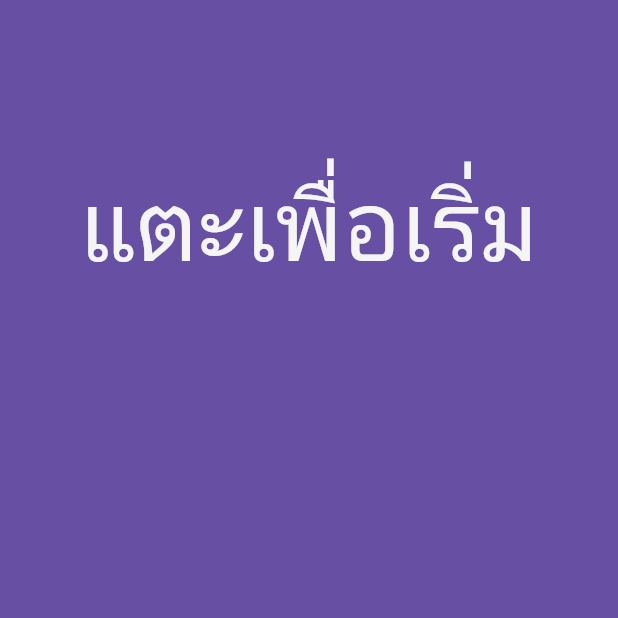
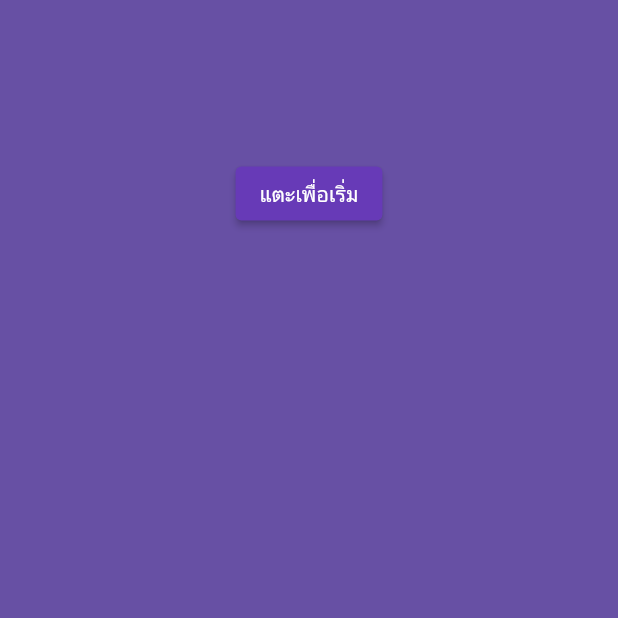
Before and after one commit to anpdgr/SpeechStroop, a Flutter app: the StroopTestWidget screen opened directly, after a tap on "แตะเพื่อเริ่ม", on a phone screen of 412 x 824 dp, the top half of it. Run offline on Flutter 3.47's test engine with Material 2 defaults, Android fonts, the phone set to English and light mode, and no system bars; our stand-ins replace avatar_glow, speech_to_text; missing offline and left inert: deep_collection, mongo_dart, more; Roboto replaces fonts that are missing (BaiJamjuree).

Commit message:
build test template

```diff
--- a/speech_stroop/lib/screens/auth/login.dart
+++ b/speech_stroop/lib/screens/auth/login.dart
@@ -73,7 +73,6 @@ class _LoginWidgetWidgetState extends State<LoginWidget> {
                         decoration: InputDecoration(
                           labelText: 'เบอร์โทรศัพท์',
                           labelStyle: const TextStyle(
-                            fontFamily: 'Bai Jamjuree',
                             fontWeight: FontWeight.w300,
                           ),
                           enabledBorder: OutlineInputBorder(
@@ -92,7 +91,6 @@ class _LoginWidgetWidgetState extends State<LoginWidget> {
                           ),
                         ),
                         style: const TextStyle(
-                          fontFamily: 'Bai Jamjuree',
                           fontWeight: FontWeight.w300,
                         ),
                         textAlign: TextAlign.start,
--- a/speech_stroop/lib/screens/stroop_test/stroop_test.dart
+++ b/speech_stroop/lib/screens/stroop_test/stroop_test.dart
@@ -1,7 +1,6 @@
 import 'package:avatar_glow/avatar_glow.dart';
 import 'package:flutter/material.dart';
 import 'package:flutter/services.dart';
-import 'package:speech_to_text/speech_recognition_result.dart';
 import 'package:speech_to_text/speech_to_text.dart' as stt;
 import 'package:more/tuple.dart';
 
@@ -9,7 +8,9 @@ import '../auth/login.dart';
 import '../../utils/speech_lib.dart';
 import 'dart:math';
 
-int section = 0;
+import 'break.dart';
+
+int section = 1;
 // ignore: non_constant_identifier_names
 int QUESTIONS_AMOUNT = 20;
 List<Tuple2<String, Color>> testTemplate = [];
@@ -52,15 +53,7 @@ class _StroopTestWidgetState extends State<StroopTestWidget> {
         child: Column(
           mainAxisSize: MainAxisSize.max,
           children: [
-            GestureDetector(
-              onTap: () {
-                if (answered < 0) {
-                  buildTest();
-                  navigatePage();
-                  listen();
-                }
-              },
-              child: Padding(
+            Padding(
               padding: const EdgeInsetsDirectional.fromSTEB(10, 5, 10, 0),
               child: Column(
                 mainAxisSize: MainAxisSize.max,
@@ -69,28 +62,30 @@ class _StroopTestWidgetState extends State<StroopTestWidget> {
                       // alignment: const AlignmentDirectional(0, 0),
                       alignment: Alignment.center,
                       child: Padding(
-                          padding: const EdgeInsetsDirectional.fromSTEB(
-                              0, 100, 0, 0),
+                        padding:
+                            const EdgeInsetsDirectional.fromSTEB(0, 100, 0, 0),
                         child: FittedBox(
                           fit: BoxFit.cover,
                           child: answered >= 0
-                                ? Text(colorsMapDefault.keys.toList()[answered],
+                              ? Text(testTemplate[answered].first,
                                   style: TextStyle(
-                                        color: colorsMapDefault.values
-                                            .toList()[answered],
+                                      color: testTemplate[answered].last,
                                       fontSize: 70,
                                       fontWeight: FontWeight.bold))
-                                : const Text('แตะเพื่อเริ่ม',
-                                    style: TextStyle(
-                                      color: Color(0xFFF5F5F5),
-                                      fontSize: 65,
-                                      // fontWeight: FontWeight.bold
-                                    )),
+                              : ElevatedButton(
+                                  onPressed: () {
+                                    if (answered < 0) {
+                                      buildTest();
+                                      navigatePage();
+                                      listen();
+                                    }
+                                  },
+                                  child: const Text('แตะเพื่อเริ่ม'),
+                                ),
                         ),
                       )),
                   Text(text)
                 ],
-                ),
               ),
             ),
           ],
@@ -100,10 +95,10 @@ class _StroopTestWidgetState extends State<StroopTestWidget> {
   }
 
   void buildTest() {
-    section = section == 0 ? 1 : section;
     Random rn = Random();
     int idxName = 0, idxCode = 0, congruent = 0, incongruent = 0;
     List colorsCodeNoName = [];
+    Tuple2 question;
     testTemplate = <Tuple2<String, Color>>[];
 
     switch (section) {
@@ -122,15 +117,26 @@ class _StroopTestWidgetState extends State<StroopTestWidget> {
       default:
     }
 
+    idxName = rn.nextInt(colorsName.length);
     for (var i = 0; i < congruent; i++) {
-      idxName = rn.nextInt(colorsName.length);
-      testTemplate.add(Tuple2(colorsName[idxName], colorsCode[idxName]));
+      question = Tuple2(colorsName[idxName], colorsCode[idxName]);
+      if (question == testTemplate.last) {
+        i--;
+        continue;
+      }
+      testTemplate.add(question);
     }
     for (var i = 0; i < incongruent; i++) {
-      idxName = rn.nextInt(colorsName.length);
-      colorsCodeNoName = colorsCode.removeAt(idxName);
+      colorsCodeNoName = colorsCode
+          .where((c) => c != colorsMapDefault[colorsName[idxName]])
+          .toList();
       idxCode = rn.nextInt(colorsCodeNoName.length);
-      testTemplate.add(Tuple2(colorsName[idxName], colorsCodeNoName[idxCode]));
+      question = Tuple2(colorsName[idxName], colorsCodeNoName[idxCode]);
+      if (question == testTemplate.last) {
+        i--;
+        continue;
+      }
+      testTemplate.add(question);
     }
     testTemplate.shuffle();
 
@@ -185,24 +191,30 @@ class _StroopTestWidgetState extends State<StroopTestWidget> {
           navigatePage();
         });
       });
-    } else if (section < 3 && answered == QUESTIONS_AMOUNT) {
-      //section 1-2, last Q
-
-      //break
-    }
-
-    if (section == 3 && answered == QUESTIONS_AMOUNT) {
-      //section 3, last Q
+    } else if (answered == QUESTIONS_AMOUNT) {
+      //Widget nextWidget;
       setState(() {
         isListening = false;
-      });
+        if (section < 3) {
+          //section 1-2, last Q
+          //nextWidget = const BreakWidget();
           Future.delayed(const Duration(milliseconds: 3000), () {
             speech.stop();
-        Navigator.push(
-            context,
-            //TODO: break page
-            MaterialPageRoute(builder: (context) => const LoginWidget()));
+            Navigator.push(context,
+                MaterialPageRoute(builder: (context) => const BreakWidget()));
           });
+        } else if (section == 3) {
+          //section 3, last Q
+          //nextWidget = const LoginWidget();
+
+        }
+      });
+
+      // Future.delayed(const Duration(milliseconds: 3000), () {
+      //   speech.stop();
+      //   Navigator.push(
+      //       context, MaterialPageRoute(builder: (context) => nextWidget()));
+      // });
     }
   }
 }
--- a/speech_stroop/lib/utils/speech_lib.dart
+++ b/speech_stroop/lib/utils/speech_lib.dart
@@ -2,6 +2,7 @@ import 'dart:ui';
 
 import 'package:speech_stroop/screens/stroop_test/stroop_test.dart';
 import 'package:speech_to_text/speech_recognition_result.dart';
+import 'package:deep_collection/deep_collection.dart';
 
 int answered = -1;
 List textArr;
@@ -49,7 +50,9 @@ void scoreCounting() {
 bool isAnswerCorrect() {
   for (var predictedResult in valAlternates) {
     var predictedWord = predictedResult.recognizedWords;
-    if (predictedWord == colorsMapDefault.keys.toList()[answered]) {
+    if (predictedWord ==
+        colorsMapDefault.keys.firstWhere(
+            (k) => colorsMapDefault[k] == testTemplate[answered].last)) {
       isCorrect = true;
       return isCorrect;
     } else {
```
Also changed, not shown: speech_stroop/lib/screens/stroop_test/break.dart (+43 -0 lines). Lines whose indentation alone changed are shown as unchanged.
